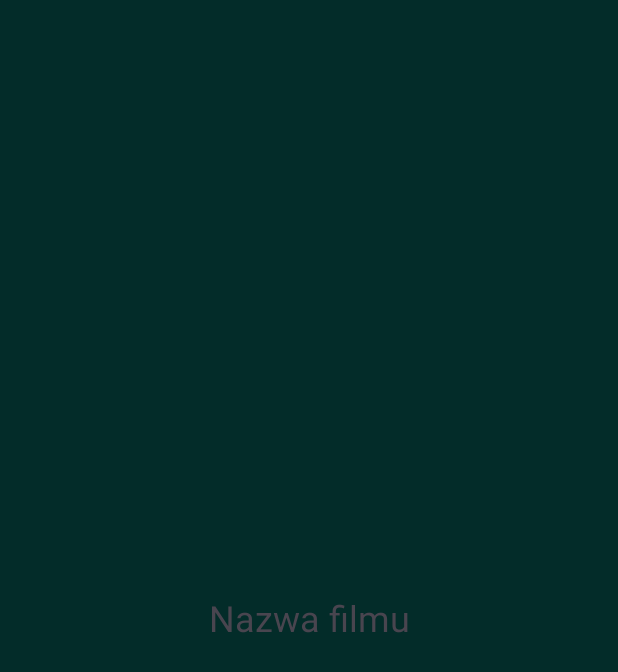
After one commit to VanVoight/Filmoteka, an Android app: the fragment RandomFilmFragment shown on its own in the app's theme, on a phone screen of 412 x 824 dp. The commit adds this screen. Shown: the top 672 px of the screen. Run offline under Robolectric (Android 15) with nearby library versions, the phone set to English and light mode, and no system bars.

Commit message:
Początek funkcjonalności losowanie filmu

```diff
--- /dev/null
+++ b/app/src/main/java/pl/edu/pb/filmoteka/RandomFilmFragment.java
@@ -0,0 +1,25 @@
+package pl.edu.pb.filmoteka;
+
+import android.os.Bundle;
+import android.view.LayoutInflater;
+import android.view.View;
+import android.view.ViewGroup;
+import android.widget.TextView;
+
+import androidx.annotation.NonNull;
+import androidx.annotation.Nullable;
+import androidx.fragment.app.Fragment;
+
+public class RandomFilmFragment extends Fragment {
+
+    private TextView filmNameTextView;
+
+    @Nullable
+    @Override
+    public View onCreateView(@NonNull LayoutInflater inflater, @Nullable ViewGroup container, @Nullable Bundle savedInstanceState) {
+        View view = inflater.inflate(R.layout.fragment_random_film, container, false);
+
+        filmNameTextView = view.findViewById(R.id.filmNameTextView);
+        return view;
+    }
+}
--- /dev/null
+++ b/app/src/main/res/layout/fragment_random_film.xml
@@ -0,0 +1,23 @@
+<?xml version="1.0" encoding="utf-8"?>
+<androidx.constraintlayout.widget.ConstraintLayout xmlns:android="http://schemas.android.com/apk/res/android"
+    android:layout_width="match_parent"
+    android:layout_height="match_parent">
+
+    <LinearLayout
+        style="@style/AppTheme"
+        android:layout_width="match_parent"
+        android:layout_height="match_parent"
+        android:background="@color/colorPrimary"
+        android:gravity="center"
+        android:orientation="vertical">
+        <TextView
+            xmlns:android="http://schemas.android.com/apk/res/android"
+            android:id="@+id/filmNameTextView"
+            android:layout_width="match_parent"
+            android:layout_height="match_parent"
+            android:text="Nazwa filmu"
+            android:gravity="center"
+            android:textSize="24sp"/>
+    </LinearLayout>
+
+</androidx.constraintlayout.widget.ConstraintLayout>
--- a/app/src/main/res/values/strings.xml
+++ b/app/src/main/res/values/strings.xml
@@ -59,5 +59,7 @@
     <string name="edit_profile">Edytuj profil</string>
     <string name="del_profile">Usuń profil</string>
     <string name="find_film_hint">Tytuł filmu...</string>
+    <string name="rand_film_popup">Wylosuj film na dziś</string>
+    <string name="back">Wróć</string>
 
 </resources>
```
Also changed, not shown: app/src/main/java/pl/edu/pb/filmoteka/CustomPopup.java (added, +79 -0 lines), app/src/main/java/pl/edu/pb/filmoteka/ProfileFragment.java (+24 -4 lines), app/src/main/res/drawable/mobile_phone.png (added).
